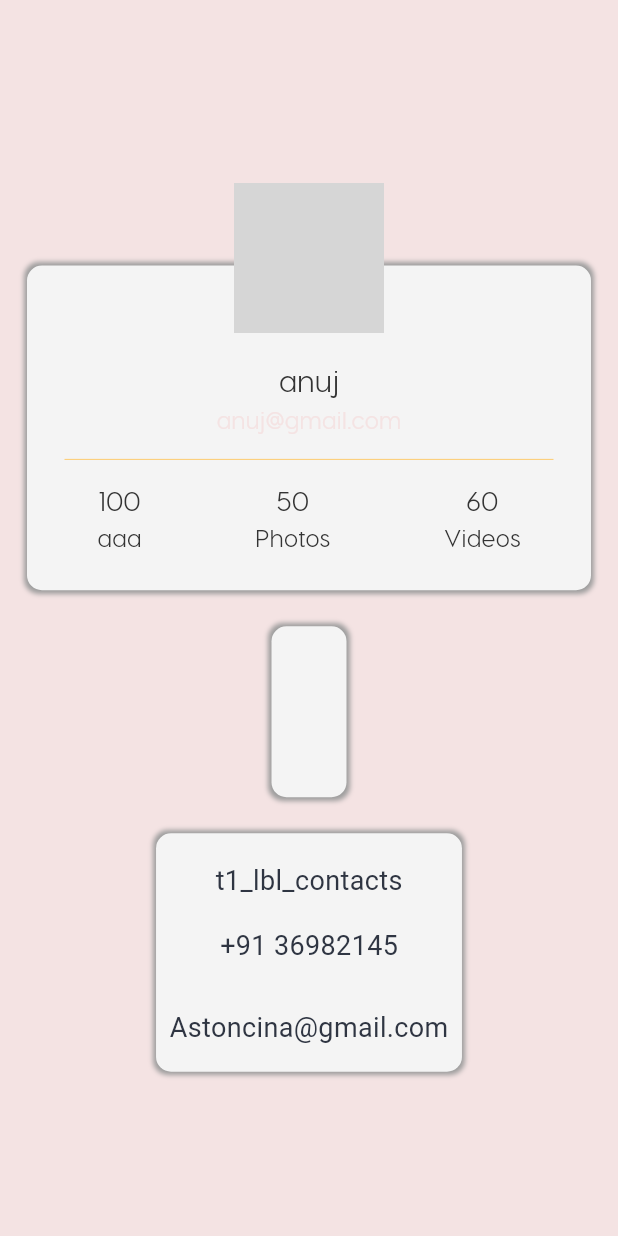
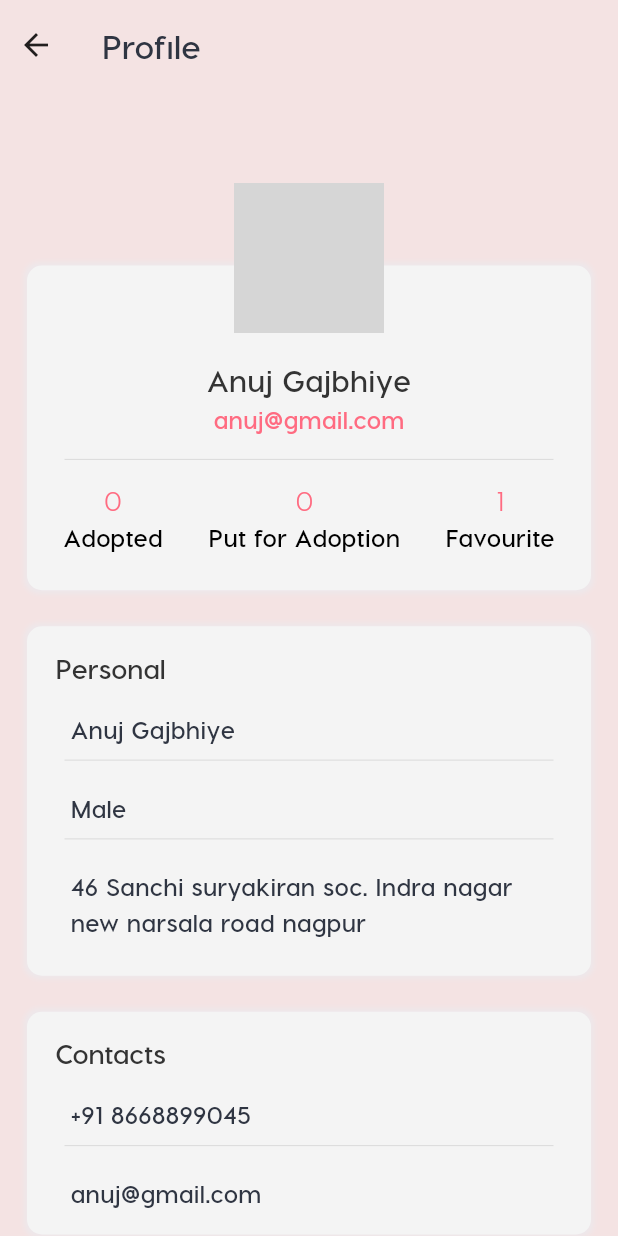
Before and after one commit to AnujGajbhiye2/PetsAnyWhere, a Flutter app: the Profile screen opened by its route, on a phone screen of 412 x 824 dp. Run offline on Flutter 3.47's test engine with Material 2 defaults, Android fonts, the phone set to English and light mode, and no system bars; our stand-ins replace after_layout, cached_network_image, flutter_spinkit, flutter_svg, font_awesome_flutter, geolocator and 2 more; missing offline and left inert: geocoder; accounts and stored records are empty; network calls fail; Roboto replaces fonts that are missing (Light); grey boxes are pictures that could not be loaded.

Commit message:
🔨 improved profile page

```diff
--- /dev/null
+++ b/lib/components/TopAppBar.dart
@@ -0,0 +1,54 @@
+import 'package:flutter/material.dart';
+import 'package:paw/constants.dart';
+
+class TopAppBar extends StatefulWidget {
+  var titleName;
+
+  TopAppBar(var this.titleName);
+
+  @override
+  State<StatefulWidget> createState() {
+    return TopBarState();
+  }
+}
+
+class TopBarState extends State<TopAppBar> {
+  @override
+  Widget build(BuildContext context) {
+    return SafeArea(
+      child: Container(
+        width: MediaQuery.of(context).size.width,
+        height: 60,
+        child: Row(
+          children: <Widget>[
+            IconButton(
+              icon: Icon(Icons.arrow_back),
+              onPressed: () {
+                Navigator.pop(context);
+              },
+            ),
+            Padding(
+              padding: EdgeInsets.fromLTRB(20, 0, 0, 0),
+              child: Center(
+                child: headerText(widget.titleName),
+              ),
+            )
+          ],
+        ),
+      ),
+    );
+  }
+
+  @override
+  State<StatefulWidget> createState() {
+    return null;
+  }
+}
+
+Text headerText(var text) {
+  return Text(
+    text,
+    maxLines: 2,
+    style: TextStyle(fontFamily: kFontBold, fontSize: 22, color: kBlack),
+  );
+}
--- a/lib/screens/Profile.dart
+++ b/lib/screens/Profile.dart
@@ -2,11 +2,9 @@
 
 import 'package:cached_network_image/cached_network_image.dart';
 import 'package:flutter/material.dart';
+import 'package:paw/components/TopAppBar.dart';
 import 'package:paw/constants.dart';
-import 'package:paw/screens/sideMenu/drawerConstants.dart';
 import 'package:paw/utilities/utilities.dart';
-
-import 'PetDetailScreen2.dart';
 
 class Profile extends StatelessWidget {
   @override
@@ -16,7 +14,7 @@ class Profile extends StatelessWidget {
       margin: new EdgeInsets.symmetric(horizontal: 16.0),
       alignment: FractionalOffset.center,
       child: new CircleAvatar(
-        backgroundImage: CachedNetworkImageProvider(k2_user),
+        backgroundImage: CachedNetworkImageProvider(doggoImg),
         radius: 50,
       ),
     );
@@ -28,27 +26,24 @@ class Profile extends StatelessWidget {
         child: Column(
           children: <Widget>[
             SizedBox(height: 50),
-            customText('anuj',
+            customText('Anuj Gajbhiye',
                 textColor: kTextColorPrimary,
                 fontSize: kTextSizeNormal,
-                fontFamily: kFontMedium),
+                fontFamily: kFontBold),
             customText('anuj@gmail.com',
-                textColor: kPrimaryColor,
+                textColor: kSecondaryColor,
                 fontSize: kTextSizeMedium,
-                fontFamily: kFontMedium),
+                fontFamily: kFontBold),
             Padding(
               padding: const EdgeInsets.all(16),
-              child: Divider(
-                color: kAccentColor,
-                height: 0.5,
-              ),
+              child: LocalDivider(),
             ),
             Row(
               mainAxisAlignment: MainAxisAlignment.spaceAround,
               children: <Widget>[
-                counter("100", 'aaa'),
-                counter("50", "Photos"),
-                counter("60", "Videos"),
+                counter("0", 'Adopted'),
+                counter("0", "Put for Adoption"),
+                counter("1", "Favourite"),
               ],
             ),
             SizedBox(height: 16),
@@ -83,21 +78,23 @@ class Profile extends StatelessWidget {
                       child: Column(
                         children: <Widget>[
                           SizedBox(height: 8),
-                          // rowHeading(t1_lbl_personal),
+                          rowHeading("Personal"),
                           SizedBox(height: 16),
-                          // profilecustomText(t1_user_name),
+                          profileText('Anuj Gajbhiye'),
                           Padding(
                             padding: const EdgeInsets.fromLTRB(16, 10, 16, 10),
-                            // child: view(),
+                            child: LocalDivider(),
                           ),
                           SizedBox(height: 8),
-                          // profilecustomText("Male"),
+                          profileText("Male"),
                           Padding(
                             padding: const EdgeInsets.fromLTRB(16, 10, 16, 10),
-                            // child: view(),
+                            child: LocalDivider(),
                           ),
                           SizedBox(height: 8),
-                          // profilecustomText(t1_profile_address, maxline: 2),
+                          profileText(
+                              '46 Sanchi suryakiran soc. Indra nagar \nnew narsala road nagpur',
+                              maxline: 2),
                           SizedBox(height: 16),
                         ],
                       ),
@@ -112,15 +109,15 @@ class Profile extends StatelessWidget {
                       child: Column(
                         children: <Widget>[
                           SizedBox(height: 8),
-                          customText('t1_lbl_contacts'),
+                          rowHeading('Contacts'),
                           SizedBox(height: 16),
-                          customText("+91 36982145"),
+                          profileText("+91 8668899045"),
                           Padding(
                             padding: const EdgeInsets.fromLTRB(16, 10, 16, 10),
-                            // child: view(),
+                            child: LocalDivider(),
                           ),
                           SizedBox(height: 8),
-                          customText("Astoncina@gmail.com"),
+                          profileText("anuj@gmail.com"),
                           SizedBox(height: 8),
                         ],
                       ),
@@ -131,9 +128,23 @@ class Profile extends StatelessWidget {
               ),
             ),
           ),
-          // TopBar(t1_profile_title),
+          TopAppBar('Profile'),
         ],
       ),
     );
   }
 }
+
+class LocalDivider extends StatelessWidget {
+  const LocalDivider({
+    Key key,
+  }) : super(key: key);
+
+  @override
+  Widget build(BuildContext context) {
+    return Divider(
+      color: kDividerColor,
+      height: 0.5,
+    );
+  }
+}
--- a/lib/utilities/utilities.dart
+++ b/lib/utilities/utilities.dart
@@ -26,8 +26,8 @@ Widget customText(String text,
 
 Text profile(var label) {
   return Text(label,
-      style: TextStyle(
-          color: kTextColorPrimary, fontSize: 18, fontFamily: 'Medium'),
+      style:
+          TextStyle(color: kSecondaryColor, fontSize: 18, fontFamily: 'Medium'),
       textAlign: TextAlign.center);
 }
 
@@ -42,6 +42,34 @@ TextStyle secondaryTextStyle({int size = 14, Color textColor = kGreyColor}) {
   return TextStyle(
     fontSize: size.toDouble(),
     color: textColor,
+  );
+}
+
+Row rowHeading(var label) {
+  return Row(
+    children: <Widget>[
+      Padding(
+          padding: const EdgeInsets.fromLTRB(10, 0, 10, 0),
+          child: Text(label,
+              style: TextStyle(
+                  color: Color(0XFF333333), fontSize: 18, fontFamily: 'Bold'),
+              textAlign: TextAlign.left)),
+    ],
+  );
+}
+
+Row profileText(String label, {int maxline = 1}) {
+  return Row(
+    children: [
+      Padding(
+        padding: const EdgeInsets.fromLTRB(20, 0, 10, 0),
+        child: customText(label,
+            fontSize: kTextSizeMedium,
+            fontFamily: kFontBold,
+            maxLine: maxline,
+            textColor: kBlack),
+      )
+    ],
   );
 }
 
@@ -64,9 +92,9 @@ Widget counter(String counter, String counterName) {
     children: <Widget>[
       profile(counter),
       customText(counterName,
-          textColor: kTextColorPrimary,
+          textColor: kFullBlack,
           fontSize: kTextSizeMedium,
-          fontFamily: kFontMedium)
+          fontFamily: kFontBold)
     ],
   );
 }
@@ -79,10 +107,7 @@ BoxDecoration boxDecoration(
   return BoxDecoration(
     color: bgColor,
     boxShadow: showShadow
-        ? [
-            BoxShadow(
-                color: kTextColorSecondary, blurRadius: 2, spreadRadius: 2)
-          ]
+        ? [BoxShadow(color: Color(0X95E9EBF0), blurRadius: 2, spreadRadius: 2)]
         : [BoxShadow(color: Colors.transparent)],
     border: Border.all(color: color),
     borderRadius: BorderRadius.all(Radius.circular(radius)),
```
